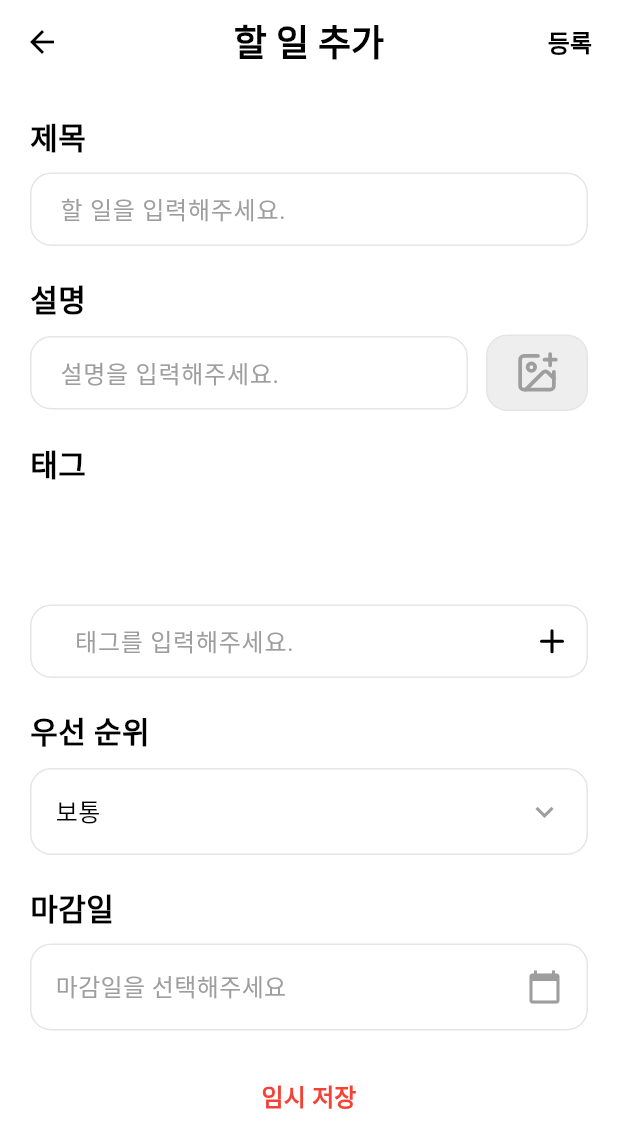
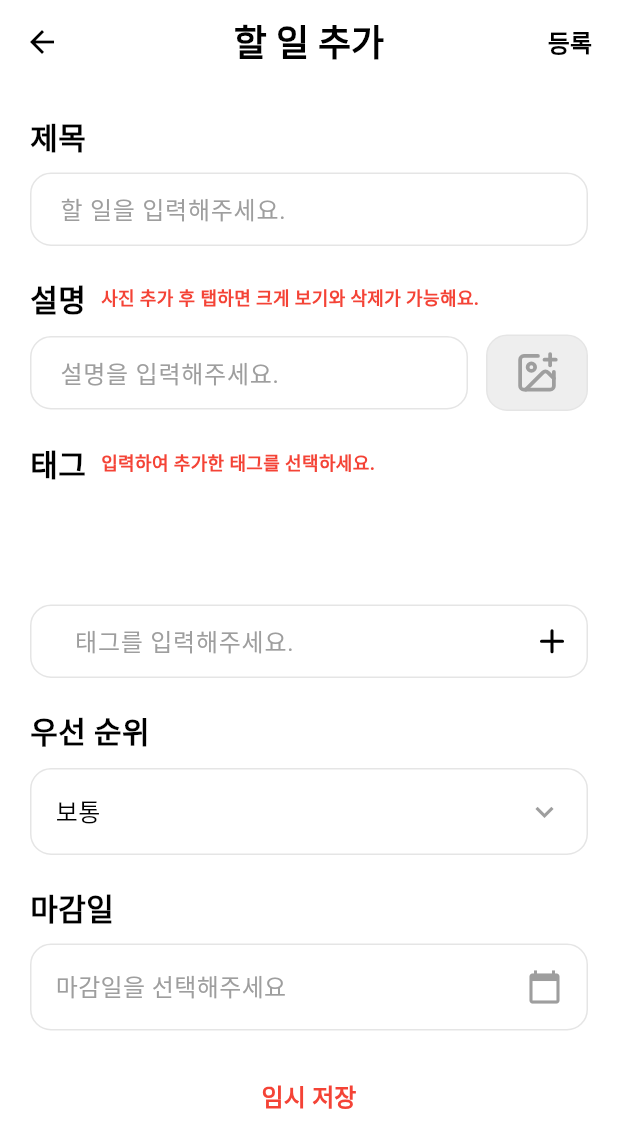
Before and after one commit to jhdodev/amuz_todo, a Flutter app: the TodoAddView screen opened by its route, on a phone screen of 412 x 824 dp. Shown: the top 1148 px of the screen. Run offline on Flutter 3.47's test engine with Material 3 defaults, Android fonts, the phone set to English and light mode, and no system bars; our stand-ins replace flutter_dotenv, flutter_riverpod, image_picker, lucide_icons, shared_preferences, supabase_flutter; accounts and stored records are empty; Roboto replaces fonts that are missing (Pretendard).

Commit message:
design: 각 메뉴 가이드 문구 추가

```diff
--- a/lib/src/view/todo/add/todo_add_view.dart
+++ b/lib/src/view/todo/add/todo_add_view.dart
@@ -271,13 +271,26 @@ class _TodoAddViewState extends ConsumerState<TodoAddView> {
                 const SizedBox(height: 20),
                 Align(
                   alignment: Alignment.centerLeft,
-                  child: Text(
+                  child: Row(
+                    children: [
+                      Text(
                         '설명',
                         style: TextStyle(
+                          color: isDarkMode ? Colors.white : Colors.black,
                           fontSize: 20,
                           fontWeight: FontWeight.bold,
-                      color: isDarkMode ? Colors.white : Colors.black,
                         ),
+                      ),
+                      const SizedBox(width: 10),
+                      Text(
+                        '사진 추가 후 탭하면 크게 보기와 삭제가 가능해요.',
+                        style: TextStyle(
+                          color: Colors.red,
+                          fontSize: 12,
+                          fontWeight: FontWeight.bold,
+                        ),
+                      ),
+                    ],
                   ),
                 ),
                 const SizedBox(height: 10),
@@ -387,13 +400,26 @@ class _TodoAddViewState extends ConsumerState<TodoAddView> {
                 const SizedBox(height: 20),
                 Align(
                   alignment: Alignment.centerLeft,
-                  child: Text(
+                  child: Row(
+                    children: [
+                      Text(
                         '태그',
                         style: TextStyle(
+                          color: isDarkMode ? Colors.white : Colors.black,
                           fontSize: 20,
                           fontWeight: FontWeight.bold,
-                      color: isDarkMode ? Colors.white : Colors.black,
                         ),
+                      ),
+                      const SizedBox(width: 10),
+                      Text(
+                        '입력하여 추가한 태그를 선택하세요.',
+                        style: TextStyle(
+                          color: Colors.red,
+                          fontSize: 12,
+                          fontWeight: FontWeight.bold,
+                        ),
+                      ),
+                    ],
                   ),
                 ),
                 const SizedBox(height: 10),
```
Also changed, not shown: lib/src/view/todo/detail/todo_detail_view.dart (+29 -3 lines). Lines whose indentation alone changed are shown as unchanged.
